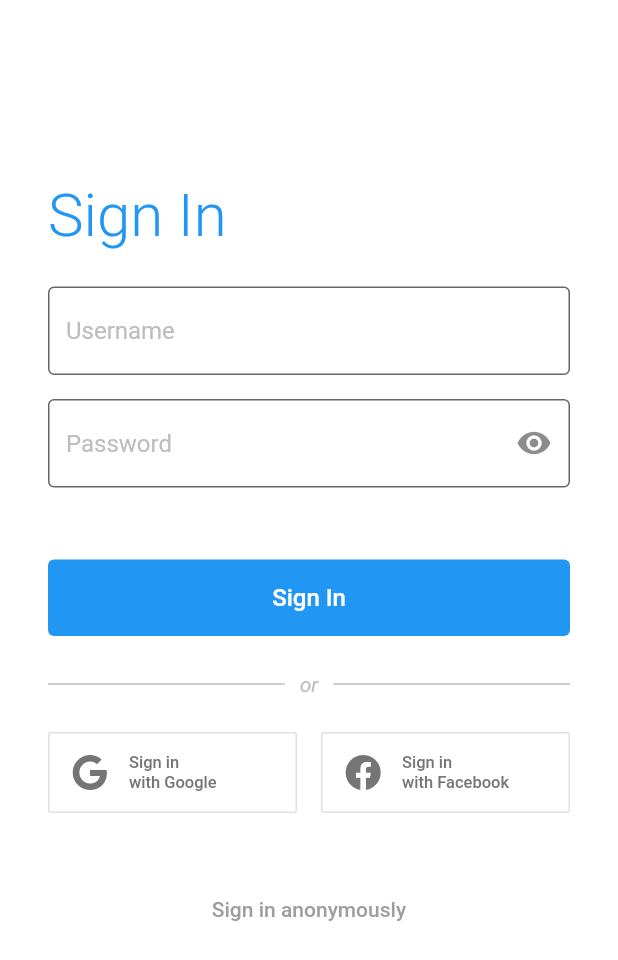
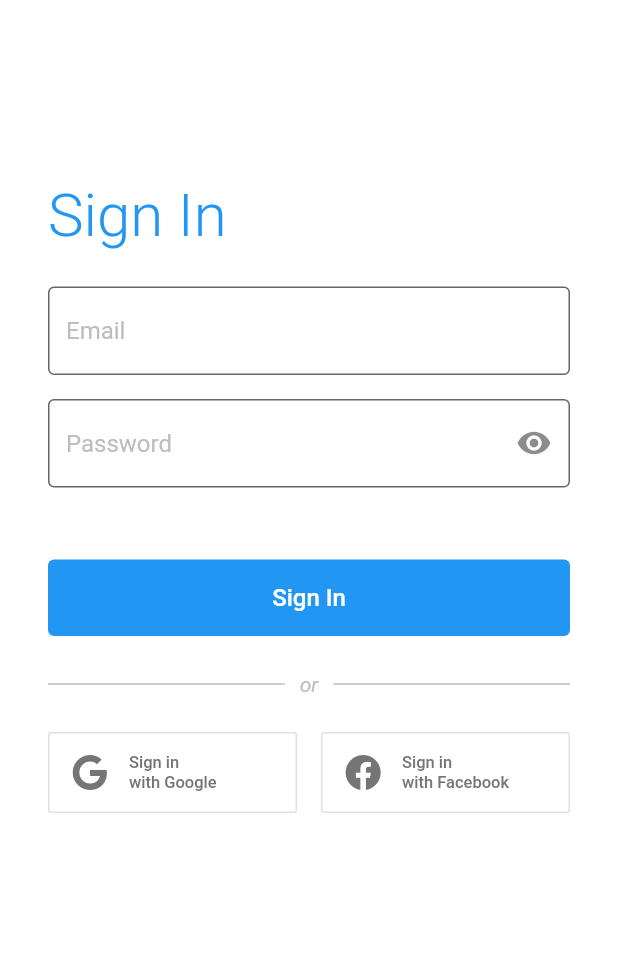
Before and after one commit to minidosis/flutter_firebase_auth, a Flutter app: the screen it shows after launch, on a phone screen of 412 x 824 dp. Shown: the top 960 px of the screen. Run offline on Flutter 3.47's test engine with Material 2 defaults, Android fonts, the phone set to English and light mode, and no system bars; our stand-ins replace firebase_auth, font_awesome_flutter; accounts and stored records are empty.

Commit message:
Mejoras:
- Introduzco SignInConfig, para controlar si el signin anónimo está habilitado.
- Cambio "login" a "sign in".
- Pongo "not implemented yet" en los botones de Google y Facebook.

```diff
--- a/lib/login_flow/auth_state_switch.dart
+++ b/lib/login_flow/auth_state_switch.dart
@@ -4,9 +4,16 @@ import 'package:flutter_firebase_auth/login_flow/login_flow_app.dart';
 import 'package:flutter_firebase_auth/login_flow/pages/splash_page.dart';
 import 'package:provider/provider.dart';
 
+class SignInConfig {
+  bool canLoginAnonymously;
+  SignInConfig(this.canLoginAnonymously);
+}
+
 class AuthStateSwitch extends StatelessWidget {
+  final signInConfig;
   final Widget app;
-  AuthStateSwitch({this.app});
+  AuthStateSwitch({@required this.app, canSignInAnonymously = false})
+      : signInConfig = SignInConfig(canSignInAnonymously);
 
   @override
   Widget build(BuildContext context) {
@@ -27,7 +34,10 @@ class AuthStateSwitch extends StatelessWidget {
             {
               final FirebaseUser user = snapshot.data;
               return user == null
-                  ? LoginFlowApp()
+                  ? Provider<SignInConfig>.value(
+                      value: signInConfig,
+                      child: SignInFlowApp(),
+                    )
                   : Provider<FirebaseUser>.value(
                       value: user,
                       child: this.app,
--- a/lib/login_flow/login_flow_app.dart
+++ b/lib/login_flow/login_flow_app.dart
@@ -1,16 +1,16 @@
 import 'package:flutter/material.dart';
-import 'package:flutter_firebase_auth/login_flow/pages/login_page.dart';
+import 'package:flutter_firebase_auth/login_flow/pages/signin_page.dart';
 import 'package:flutter_firebase_auth/login_flow/pages/signup_page.dart';
 
-class LoginFlowApp extends StatelessWidget {
+class SignInFlowApp extends StatelessWidget {
   @override
   Widget build(BuildContext context) {
     return MaterialApp(
       initialRoute: '/',
       routes: {
-        '/': (_) => LoginPage(),
+        '/': (_) => SignInPage(),
         '/signup': (_) => SignUpPage(),
-      }
+      },
     );
   }
 }
--- a/lib/login_flow/pages/login_page.dart
+++ b/lib/login_flow/pages/signin_page.dart
@@ -1,27 +1,29 @@
 import 'package:firebase_auth/firebase_auth.dart';
 import 'package:flutter/material.dart';
+import 'package:flutter_firebase_auth/login_flow/auth_state_switch.dart';
 import 'package:flutter_firebase_auth/login_flow/widgets/button_sign_in.dart';
 import 'package:flutter_firebase_auth/login_flow/widgets/button_sign_in_with.dart';
 import 'package:flutter_firebase_auth/login_flow/widgets/text_field.dart';
 import 'package:flutter_firebase_auth/login_flow/widgets/or_bar.dart';
 import 'package:font_awesome_flutter/font_awesome_flutter.dart';
+import 'package:provider/provider.dart';
 
-class LoginPage extends StatefulWidget {
+class SignInPage extends StatefulWidget {
   @override
-  _LoginPageState createState() => _LoginPageState();
+  _SignInPageState createState() => _SignInPageState();
 }
 
-class _LoginPageState extends State<LoginPage> {
+class _SignInPageState extends State<SignInPage> {
   bool _loggingIn = false;
-  TextEditingController _usernameController = TextEditingController();
+  TextEditingController _emailController = TextEditingController();
   TextEditingController _passwordController = TextEditingController();
 
-  _signInAnonymously() async {
+  _signIn(Function signInFunc) {
     setState(() {
       _loggingIn = true;
     });
     try {
-      await FirebaseAuth.instance.signInAnonymously();
+      signInFunc();
     } catch (e) {
       Scaffold.of(context).showSnackBar(
         SnackBar(
@@ -35,11 +37,25 @@ class _LoginPageState extends State<LoginPage> {
     }
   }
 
+  _anonymously() async {
+    await FirebaseAuth.instance.signInAnonymously();
+  }
+
+  _withEmailAndPassword() async {
+    final String username = _emailController.text;
+    final String password = _passwordController.text;
+    await FirebaseAuth.instance.signInWithEmailAndPassword(
+      email: username,
+      password: password,
+    );
+  }
+
   @override
   Widget build(BuildContext context) {
     if (_loggingIn) {
       return Scaffold(body: Center(child: CircularProgressIndicator()));
     }
+    final SignInConfig config = Provider.of<SignInConfig>(context);
     final primaryColor = Theme.of(context).primaryColor;
     return Scaffold(
       backgroundColor: Colors.white,
@@ -64,8 +80,8 @@ class _LoginPageState extends State<LoginPage> {
                 ),
                 SizedBox(height: 24),
                 SignInTextField(
-                  'Username',
-                  controller: _usernameController,
+                  'Email',
+                  controller: _emailController,
                 ),
                 SizedBox(height: 16),
                 SignInTextField(
@@ -76,10 +92,8 @@ class _LoginPageState extends State<LoginPage> {
                 SizedBox(height: 48),
                 SignInButton(
                   color: primaryColor,
-                    onPressed: () {
-                      print(_usernameController.text);
-                      print(_passwordController.text);
-                    }),
+                  onPressed: () => _signIn(_withEmailAndPassword),
+                ),
                 OrBar(),
                 Row(
                   children: <Widget>[
@@ -101,12 +115,13 @@ class _LoginPageState extends State<LoginPage> {
                   ],
                 ),
                 SizedBox(height: 40),
+                if (config.canLoginAnonymously)
                   FlatButton(
                     child: Text(
                       'Sign in anonymously',
                       style: TextStyle(color: Colors.grey[500]),
                     ),
-                  onPressed: _signInAnonymously,
+                    onPressed: () => _signIn(_anonymously),
                   ),
               ],
             ),
--- a/lib/main.dart
+++ b/lib/main.dart
@@ -3,8 +3,4 @@ import 'package:flutter_firebase_auth/app.dart';
 
 import 'login_flow/auth_state_switch.dart';
 
-void main() => runApp(
-      AuthStateSwitch(
-        app: App(),
-      ),
-    );
+void main() => runApp(AuthStateSwitch(app: App()));
--- a/pubspec.yaml
+++ b/pubspec.yaml
@@ -2,7 +2,7 @@ name: flutter_firebase_auth
 description: A new Flutter project.
 version: 1.0.0+1
 environment:
-  sdk: ">=2.1.0 <3.0.0"
+  sdk: ">=2.2.2 <3.0.0"
 
 dependencies:
   flutter:
```
Also changed, not shown: lib/login_flow/widgets/button_sign_in_with.dart (+9 -3 lines). Lines whose indentation alone changed are shown as unchanged.
